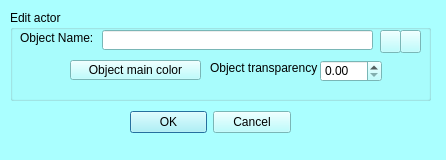
The window that MeshTools/Qt/mqEditACTORDialog.ui (morphomuseum/ISE-MeshTools) describes before a commit, drawn with Qt 5.
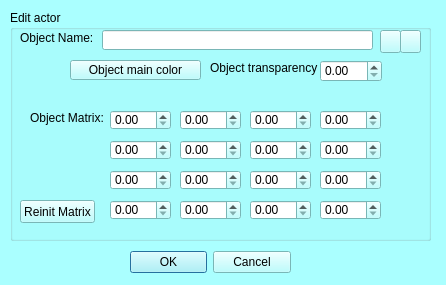
The same window after the commit. Icons and pictures are not drawn. Custom widgets are drawn as their Qt base class.

Commit message: Undo landmark - flag - actor changed. + matrix

What changed in the file:
```diff
--- a/MeshTools/Qt/mqEditACTORDialog.ui
+++ b/MeshTools/Qt/mqEditACTORDialog.ui
@@ -7,7 +7,7 @@
     <x>0</x>
     <y>0</y>
     <width>446</width>
-    <height>160</height>
+    <height>285</height>
    </rect>
   </property>
   <property name="palette">
@@ -432,7 +432,7 @@
    <property name="geometry">
     <rect>
      <x>130</x>
-     <y>110</y>
+     <y>250</y>
      <width>161</width>
      <height>25</height>
     </rect>
@@ -456,7 +456,7 @@
      <x>10</x>
      <y>10</y>
      <width>421</width>
-     <height>91</height>
+     <height>231</height>
     </rect>
    </property>
    <property name="title">
@@ -557,6 +557,192 @@
      <string>Object transparency</string>
     </property>
    </widget>
+   <widget class="QDoubleSpinBox" name="M00">
+    <property name="geometry">
+     <rect>
+      <x>100</x>
+      <y>100</y>
+      <width>61</width>
+      <height>20</height>
+     </rect>
+    </property>
+   </widget>
+   <widget class="QDoubleSpinBox" name="M10">
+    <property name="geometry">
+     <rect>
+      <x>170</x>
+      <y>100</y>
+      <width>61</width>
+      <height>20</height>
+     </rect>
+    </property>
+   </widget>
+   <widget class="QDoubleSpinBox" name="M20">
+    <property name="geometry">
+     <rect>
+      <x>240</x>
+      <y>100</y>
+      <width>61</width>
+      <height>20</height>
+     </rect>
+    </property>
+   </widget>
+   <widget class="QDoubleSpinBox" name="M30">
+    <property name="geometry">
+     <rect>
+      <x>310</x>
+      <y>100</y>
+      <width>61</width>
+      <height>20</height>
+     </rect>
+    </property>
+   </widget>
+   <widget class="QDoubleSpinBox" name="M21">
+    <property name="geometry">
+     <rect>
+      <x>240</x>
+      <y>130</y>
+      <width>61</width>
+      <height>20</height>
+     </rect>
+    </property>
+   </widget>
+   <widget class="QDoubleSpinBox" name="M11">
+    <property name="geometry">
+     <rect>
+      <x>170</x>
+      <y>130</y>
+      <width>61</width>
+      <height>20</height>
+     </rect>
+    </property>
+   </widget>
+   <widget class="QDoubleSpinBox" name="M01">
+    <property name="geometry">
+     <rect>
+      <x>100</x>
+      <y>130</y>
+      <width>61</width>
+      <height>20</height>
+     </rect>
+    </property>
+   </widget>
+   <widget class="QDoubleSpinBox" name="M31">
+    <property name="geometry">
+     <rect>
+      <x>310</x>
+      <y>130</y>
+      <width>61</width>
+      <height>20</height>
+     </rect>
+    </property>
+   </widget>
+   <widget class="QDoubleSpinBox" name="M22">
+    <property name="geometry">
+     <rect>
+      <x>240</x>
+      <y>160</y>
+      <width>61</width>
+      <height>20</height>
+     </rect>
+    </property>
+   </widget>
+   <widget class="QDoubleSpinBox" name="M12">
+    <property name="geometry">
+     <rect>
+      <x>170</x>
+      <y>160</y>
+      <width>61</width>
+      <height>20</height>
+     </rect>
+    </property>
+   </widget>
+   <widget class="QDoubleSpinBox" name="M02">
+    <property name="geometry">
+     <rect>
+      <x>100</x>
+      <y>160</y>
+      <width>61</width>
+      <height>20</height>
+     </rect>
+    </property>
+   </widget>
+   <widget class="QDoubleSpinBox" name="M32">
+    <property name="geometry">
+     <rect>
+      <x>310</x>
+      <y>160</y>
+      <width>61</width>
+      <height>20</height>
+     </rect>
+    </property>
+   </widget>
+   <widget class="QDoubleSpinBox" name="M23">
+    <property name="geometry">
+     <rect>
+      <x>240</x>
+      <y>190</y>
+      <width>61</width>
+      <height>20</height>
+     </rect>
+    </property>
+   </widget>
+   <widget class="QDoubleSpinBox" name="M13">
+    <property name="geometry">
+     <rect>
+      <x>170</x>
+      <y>190</y>
+      <width>61</width>
+      <height>20</height>
+     </rect>
+    </property>
+   </widget>
+   <widget class="QDoubleSpinBox" name="M03">
+    <property name="geometry">
+     <rect>
+      <x>100</x>
+      <y>190</y>
+      <width>61</width>
+      <height>20</height>
+     </rect>
+    </property>
+   </widget>
+   <widget class="QDoubleSpinBox" name="M33">
+    <property name="geometry">
+     <rect>
+      <x>310</x>
+      <y>190</y>
+      <width>61</width>
+      <height>20</height>
+     </rect>
+    </property>
+   </widget>
+   <widget class="QLabel" name="label_3">
+    <property name="geometry">
+     <rect>
+      <x>20</x>
+      <y>100</y>
+      <width>91</width>
+      <height>16</height>
+     </rect>
+    </property>
+    <property name="text">
+     <string>Object Matrix:</string>
+    </property>
+   </widget>
+   <widget class="QPushButton" name="Reinit">
+    <property name="geometry">
+     <rect>
+      <x>10</x>
+      <y>190</y>
+      <width>75</width>
+      <height>23</height>
+     </rect>
+    </property>
+    <property name="text">
+     <string>Reinit Matrix</string>
+    </property>
+   </widget>
   </widget>
  </widget>
  <customwidgets>
```
The commit also changes 15 other files.
